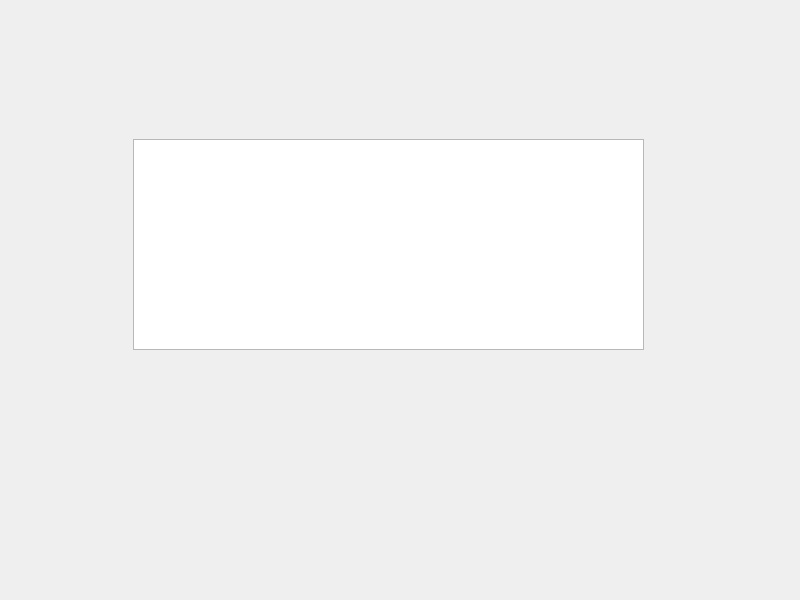
The window that widget.ui (pzl123/drogfile) describes before a commit, drawn with Qt 5.
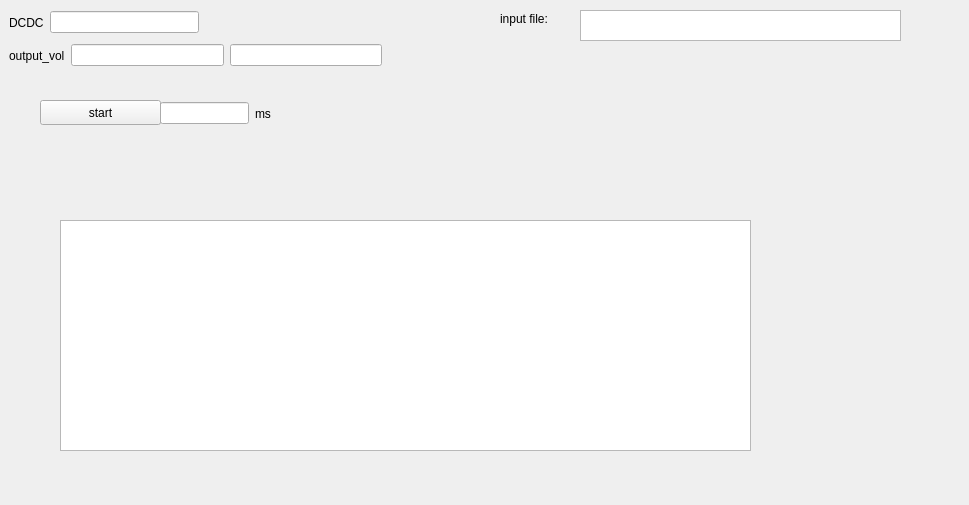
The same window after the commit.

```diff
--- a/widget.ui
+++ b/widget.ui
@@ -6,22 +6,133 @@
    <rect>
     <x>0</x>
     <y>0</y>
-    <width>800</width>
-    <height>600</height>
+    <width>969</width>
+    <height>505</height>
    </rect>
   </property>
   <property name="windowTitle">
    <string>Widget</string>
   </property>
+  <widget class="QWidget" name="">
+   <property name="geometry">
+    <rect>
+     <x>9</x>
+     <y>9</y>
+     <width>190</width>
+     <height>27</height>
+    </rect>
+   </property>
+   <layout class="QHBoxLayout" name="horizontalLayout_3">
+    <item>
+     <widget class="QLabel" name="DCDC_ID_label">
+      <property name="text">
+       <string>DCDC</string>
+      </property>
+     </widget>
+    </item>
+    <item>
+     <widget class="QLineEdit" name="dcdc_id_lineEdit"/>
+    </item>
+   </layout>
+  </widget>
+  <widget class="QWidget" name="">
+   <property name="geometry">
+    <rect>
+     <x>9</x>
+     <y>42</y>
+     <width>373</width>
+     <height>27</height>
+    </rect>
+   </property>
+   <layout class="QHBoxLayout" name="horizontalLayout">
+    <item>
+     <widget class="QLabel" name="label">
+      <property name="text">
+       <string>output_vol</string>
+      </property>
+     </widget>
+    </item>
+    <item>
+     <widget class="QLineEdit" name="get_output_vol_lineEdit"/>
+    </item>
+    <item>
+     <widget class="QLineEdit" name="set_output_vol_lineEdit"/>
+    </item>
+   </layout>
+  </widget>
   <widget class="QPlainTextEdit" name="showplainTextEdit">
    <property name="geometry">
     <rect>
-     <x>133</x>
-     <y>139</y>
-     <width>511</width>
-     <height>211</height>
+     <x>580</x>
+     <y>10</y>
+     <width>321</width>
+     <height>31</height>
     </rect>
    </property>
+   <property name="verticalScrollBarPolicy">
+    <enum>Qt::ScrollBarAsNeeded</enum>
+   </property>
+   <property name="sizeAdjustPolicy">
+    <enum>QAbstractScrollArea::AdjustToContentsOnFirstShow</enum>
+   </property>
+  </widget>
+  <widget class="QPushButton" name="startpushButton">
+   <property name="geometry">
+    <rect>
+     <x>40</x>
+     <y>100</y>
+     <width>121</width>
+     <height>25</height>
+    </rect>
+   </property>
+   <property name="text">
+    <string>start</string>
+   </property>
+  </widget>
+  <widget class="QLabel" name="label_4">
+   <property name="geometry">
+    <rect>
+     <x>500</x>
+     <y>10</y>
+     <width>67</width>
+     <height>17</height>
+    </rect>
+   </property>
+   <property name="text">
+    <string>input file:</string>
+   </property>
+  </widget>
+  <widget class="QTableView" name="m_tableView">
+   <property name="geometry">
+    <rect>
+     <x>60</x>
+     <y>220</y>
+     <width>691</width>
+     <height>231</height>
+    </rect>
+   </property>
+  </widget>
+  <widget class="QWidget" name="">
+   <property name="geometry">
+    <rect>
+     <x>160</x>
+     <y>100</y>
+     <width>111</width>
+     <height>27</height>
+    </rect>
+   </property>
+   <layout class="QHBoxLayout" name="horizontalLayout_4">
+    <item>
+     <widget class="QLineEdit" name="timelineEdit"/>
+    </item>
+    <item>
+     <widget class="QLabel" name="label_3">
+      <property name="text">
+       <string>ms</string>
+      </property>
+     </widget>
+    </item>
+   </layout>
   </widget>
  </widget>
  <resources/>
```
